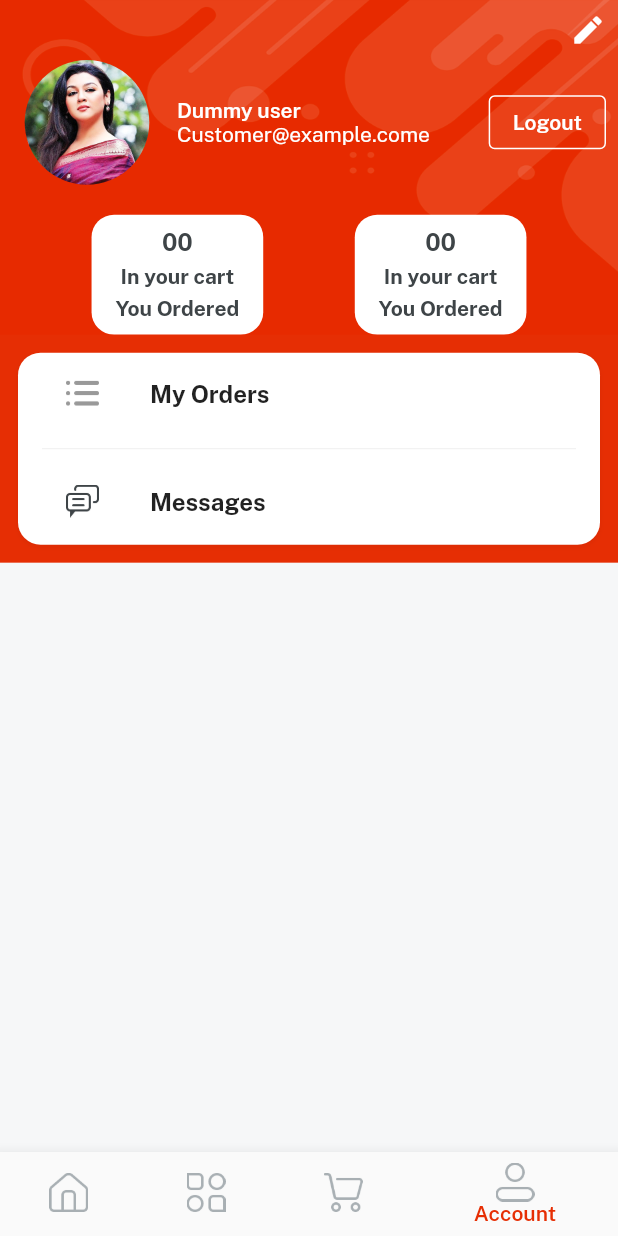
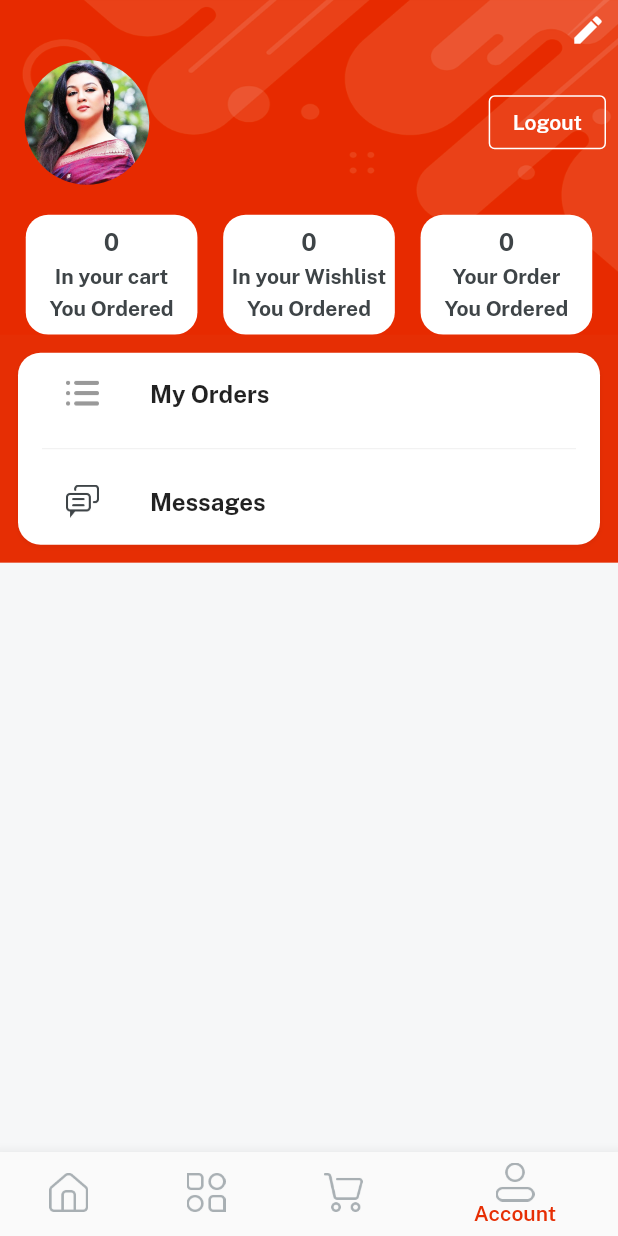
Before and after one commit to Sudharshan08/E-mart_ui, a Flutter app: the screen it shows once a user with an empty profile is signed in, item 4 of the bottom bar chosen, on a phone screen of 412 x 824 dp. Run offline on Flutter 3.47's test engine with Material 2 defaults, Android fonts, the phone set to English and light mode, and no system bars; our stand-ins replace cloud_firestore, firebase_auth, firebase_core, firebase_storage, get, image_picker and 1 more; accounts and stored records are empty; network calls fail.

```diff
--- a/lib/controllers/auth_controller.dart
+++ b/lib/controllers/auth_controller.dart
@@ -50,12 +50,17 @@ class AuthController extends GetxController{
   //code for storing data in database
 
   storeUserData({name, password, email}) async{
-    DocumentReference store = await firestore.collection(usersCollection).doc(currentUser!.uid);
+    //add await below before firestore
+    DocumentReference store =  firestore.collection(usersCollection).doc(currentUser!.uid);
     store.set({
       'name': name,
       'password':password,
       'email':email,
       'id':currentUser!.uid,
+      'imageUrl':'',
+      'cart_count':"00",
+      'order_count':"00",
+      'wishlist_count':"00",
     });
   }
 
--- /dev/null
+++ b/lib/services/firestore_services.dart
@@ -0,0 +1,9 @@
+import 'package:emart_app/consts/consts.dart';
+
+class FirestoreServices {
+//get users data
+  static getUser(uid){
+    return firestore.collection(usersCollection).where('id', isEqualTo: uid).snapshots();
+  }
+
+}
--- a/lib/views/profile_screen/components/details_card.dart
+++ b/lib/views/profile_screen/components/details_card.dart
@@ -4,11 +4,11 @@ Widget detailsCard({width, String? count, String? title}){
   return Column(
               mainAxisAlignment: MainAxisAlignment.center,
               children: [
-                "00".text.fontFamily(bold).color(darkFontGrey).size(16).make(),
+                count!.text.fontFamily(bold).color(darkFontGrey).size(16).make(),
                 5.heightBox,
-                "In your cart".text.fontFamily(bold).color(darkFontGrey).make(),
+                title!.text.fontFamily(bold).color(darkFontGrey).make(),
                 5.heightBox,
                 "You Ordered".text.fontFamily(bold).color(darkFontGrey).make(),
               ],
-            ).box.white.rounded.width(width).height(80).padding(const EdgeInsets.all(4)).make();
+            ).box.white.rounded.width(width).height(80).padding(const EdgeInsets.all(3)).make();
 }
--- a/lib/views/profile_screen/profile_screen.dart
+++ b/lib/views/profile_screen/profile_screen.dart
@@ -1,6 +1,9 @@
+import 'package:cloud_firestore/cloud_firestore.dart';
 import 'package:emart_app/consts/consts.dart';
 import 'package:emart_app/consts/lists.dart';
 import 'package:emart_app/controllers/auth_controller.dart';
+import 'package:emart_app/controllers/profile_controller.dart';
+import 'package:emart_app/services/firestore_services.dart';
 import 'package:emart_app/views/auth_screen/login_screen.dart';
 import 'package:emart_app/views/home_screen/home_screen.dart';
 import 'package:emart_app/views/profile_screen/components/details_card.dart';
@@ -14,8 +17,27 @@ class ProfileScreen extends StatelessWidget {
 
   @override
   Widget build(BuildContext context) {
+
+    var controller = Get.put(ProfileController());
+
     return bgWidget(Scaffold(
-      body: Column(
+      body:StreamBuilder(
+        stream: FirestoreServices.getUser(currentUser!.uid),
+
+        builder: (BuildContext context, AsyncSnapshot<QuerySnapshot> snapshot) {
+
+          if(!snapshot.hasData){
+            return const Center(
+              child:CircularProgressIndicator(
+                valueColor: AlwaysStoppedAnimation(redColor),
+            ),
+            );
+          }
+          else{
+
+            var data = snapshot.data!.docs[0];
+
+            return  Column(
         children: [
 
 //edit profile button
@@ -25,8 +47,12 @@ class ProfileScreen extends StatelessWidget {
         alignment: Alignment.topRight,
         child: Icon(Icons.edit, color: whiteColor,),
         ).onTap((){
-          Get.to(()=>const EditProfileScreen());
-        })
+
+          controller.nameController.text = data['name'];
+          controller.passController.text = data['password'];
+
+          Get.to(()=> EditProfileScreen(data: data,));
+        }),
     ),
 
 
@@ -34,14 +60,19 @@ class ProfileScreen extends StatelessWidget {
           Padding(
             padding: const EdgeInsets.symmetric(horizontal:8.0),
             child: Row(
-              children: [Image.asset(imgProfile2, width: 100, fit: BoxFit.cover,).box.roundedFull.clip(Clip.antiAlias).make(),
+              children: [
+                data['imageUrl'] == '' ?
+
+                Image.asset(imgProfile2, width: 100, fit: BoxFit.cover,).box.roundedFull.clip(Clip.antiAlias).make()
+                :
+                Image.network(data['imageUrl'], width: 100, fit: BoxFit.cover,).box.roundedFull.clip(Clip.antiAlias).make(),
               10.widthBox,
               Expanded(
                 child: Column(
                   crossAxisAlignment: CrossAxisAlignment.start,
                   children: [
-                    "Dummy user".text.fontFamily(semibold).white.make(),
-                    "Customer@example.come".text.white.make(),
+                    "${data['name']}".text.fontFamily(semibold).white.make(),
+                    "${data['email']}".text.white.make(),
               ]),
               ),
               OutlinedButton(
@@ -62,8 +93,9 @@ class ProfileScreen extends StatelessWidget {
         Row(
           mainAxisAlignment: MainAxisAlignment.spaceEvenly,
           children: [
-            detailsCard(count: "00", title: "In your cart", width: context.screenWidth / 3.6),
-            detailsCard(count: "17", title: "In your Wishlist", width: context.screenWidth / 3.6),
+            detailsCard(count: "${data['cart_count']}", title: "In your cart", width: context.screenWidth / 3.6),
+            detailsCard(count: "${data['wishlist_count']}", title: "In your Wishlist", width: context.screenWidth / 3.6),
+            detailsCard(count: "${data['order_count']}", title: "Your Order", width: context.screenWidth / 3.6),
           ],
         ),
 
@@ -86,6 +118,11 @@ class ProfileScreen extends StatelessWidget {
 
 
         ],
+      );
+          }
+
+
+        },
       ),
     ));
   }
--- a/pubspec.yaml
+++ b/pubspec.yaml
@@ -40,6 +40,7 @@ dependencies:
   firebase_auth: ^4.14.0
   firebase_storage: ^11.5.1
   cloud_firestore: ^4.13.1
+  image_picker: ^1.0.4
 
 dev_dependencies:
   flutter_test:
```
Also changed, not shown: lib/controllers/profile_controller.dart (added, +48 -0 lines), lib/views/profile_screen/edit_profile_screen.dart (+61 -8 lines), pubspec.lock, 6 other files.
